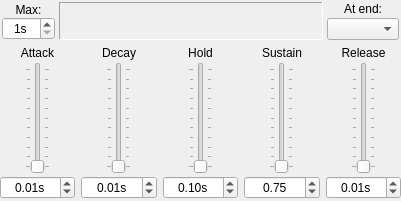
The window that src/UiNodeADHSR.ui (Peanhua/libfmsynth) describes before a commit, drawn with Qt 5.
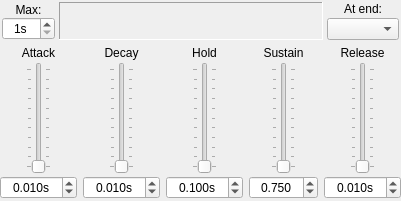
The same window after the commit. Custom widgets are drawn as their Qt base class.

Commit message: fmsedit: Fixed playback to not sometimes crash. fmsedit: Increased the input decimals on ADHSR envelope UI from 2 to 3. fmsedit: Added missing timescale node image to the list of installed files.

```diff
--- a/src/UiNodeADHSR.ui
+++ b/src/UiNodeADHSR.ui
@@ -272,6 +272,9 @@
         <property name="suffix">
          <string>s</string>
         </property>
+        <property name="decimals">
+         <number>3</number>
+        </property>
         <property name="maximum">
          <double>100.000000000000000</double>
         </property>
@@ -291,6 +294,9 @@
         <property name="suffix">
          <string>s</string>
         </property>
+        <property name="decimals">
+         <number>3</number>
+        </property>
         <property name="maximum">
          <double>100.000000000000000</double>
         </property>
@@ -310,6 +316,9 @@
         <property name="suffix">
          <string>s</string>
         </property>
+        <property name="decimals">
+         <number>3</number>
+        </property>
         <property name="maximum">
          <double>100.000000000000000</double>
         </property>
@@ -326,6 +335,9 @@
         <property name="alignment">
          <set>Qt::AlignCenter</set>
         </property>
+        <property name="decimals">
+         <number>3</number>
+        </property>
         <property name="maximum">
          <double>1.000000000000000</double>
         </property>
@@ -395,6 +407,9 @@
         <property name="suffix">
          <string>s</string>
         </property>
+        <property name="decimals">
+         <number>3</number>
+        </property>
         <property name="maximum">
          <double>100.000000000000000</double>
         </property>
```
The commit also changes 3 other files.
